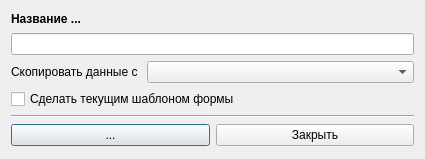
Before: the Qt Designer form designer/dialogwindows/neddw/nedtemplatedialogwindow.ui in Artemako/auto-exec-doc, drawn with Qt 5.
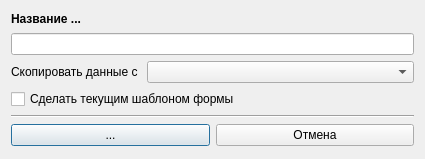
After: the same form once the commit is applied. Icons and pictures are not drawn.

Commit message: Закрыть в Отмена - где надо

What changed in the file:
```diff
--- a/designer/dialogwindows/neddw/nedtemplatedialogwindow.ui
+++ b/designer/dialogwindows/neddw/nedtemplatedialogwindow.ui
@@ -92,7 +92,7 @@
      <item>
       <widget class="QPushButton" name="btn_close">
        <property name="text">
-        <string>Закрыть</string>
+        <string>Отмена</string>
        </property>
        <property name="icon">
         <iconset>
```
Left out of the diff: 4 changed lines with no effect on the pictures. The commit also changes 25 other files.
